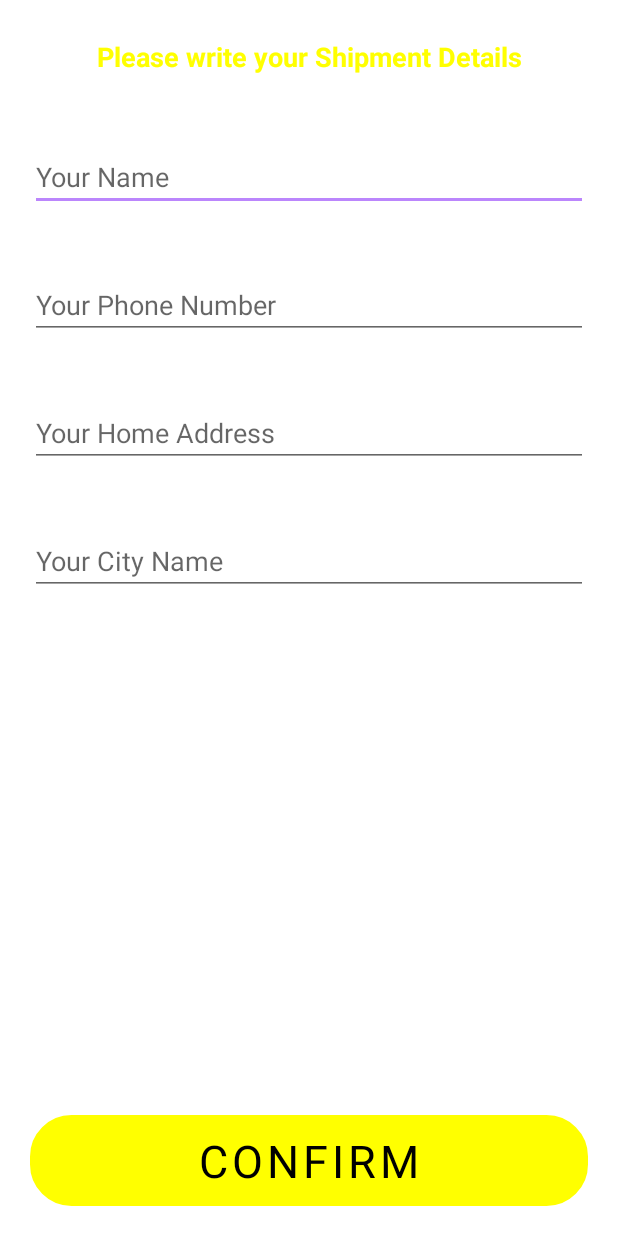
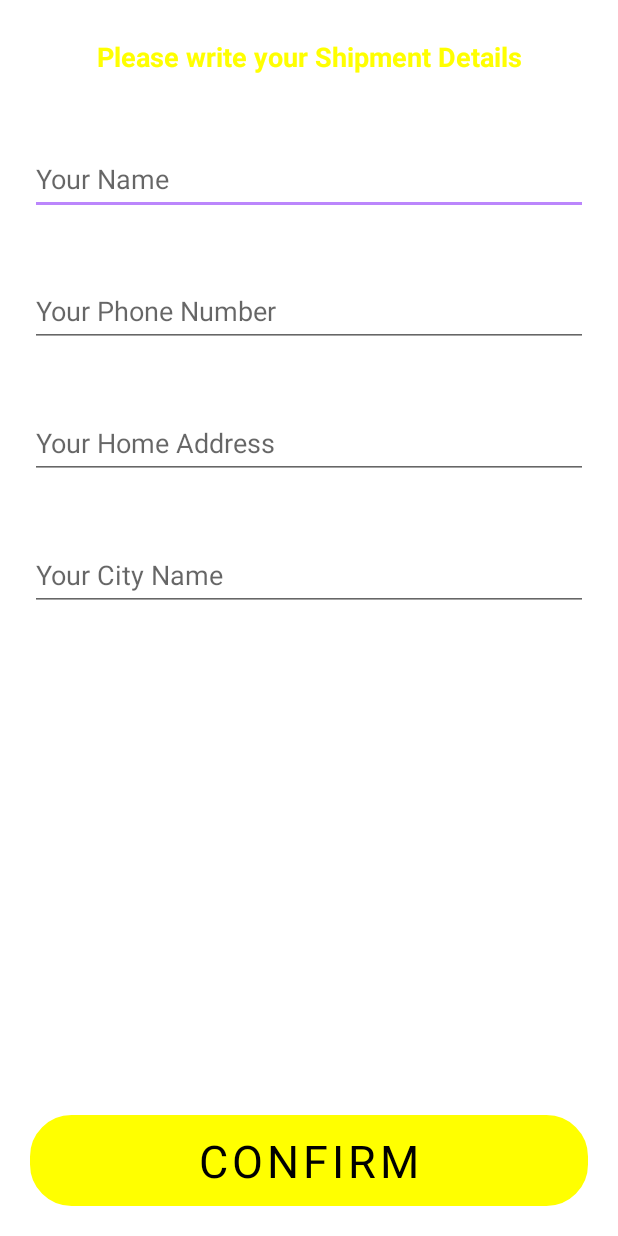
Before and after one commit to thisitham/Team-Oreo, an Android app: the ConfirmFinalOrderActivity screen opened directly, with no data from a screen before it, on a phone screen of 412 x 824 dp. Run offline under Robolectric (Android 15) with nearby library versions, the phone set to English and light mode, and no system bars; our stand-ins replace Firebase (no records; nobody signed in at launch, a user with empty details on screens opened directly); Roboto replaces fonts that are not available here.

Commit message:
Activities Updated

```diff
--- a/app/src/main/java/com/dhruva/shopping/AdminUserProductsActivity.java
+++ b/app/src/main/java/com/dhruva/shopping/AdminUserProductsActivity.java
@@ -51,6 +51,7 @@ public class AdminUserProductsActivity extends AppCompatActivity {
                 holder.txtProductQuantity.setText("Quantity = "+model.getQuantity());
                 holder.txtProductPrice.setText("Price = "+model.getPrice()+" Rs.");
                 holder.txtProductName.setText(model.getPname());
+                holder.txtProdctPerPrice.setText("Total Price = Rs." + ((Integer.valueOf(model.getPrice())))* Integer.valueOf(model.getQuantity()) );
             }
 
             @NonNull
--- a/app/src/main/java/com/dhruva/shopping/SettinsActivity.java
+++ b/app/src/main/java/com/dhruva/shopping/SettinsActivity.java
@@ -47,7 +47,7 @@ public class SettinsActivity extends AppCompatActivity {
     protected void onCreate(Bundle savedInstanceState) {
         super.onCreate(savedInstanceState);
         setContentView(R.layout.activity_settins);
-        storageProfilePrictureRef = FirebaseStorage.getInstance("https://ekart-cf358-default-rtdb.firebaseio.com/").getReference().child("Profile pictures");
+        storageProfilePrictureRef = FirebaseStorage.getInstance("gs://ekart-cf358.appspot.com").getReference().child("Profile pictures");
 
         profileImageView = (CircleImageView) findViewById(R.id.settings_profile_image);
         fullNameEditText = (EditText) findViewById(R.id.settings_full_name);
--- a/app/src/main/res/layout/activity_cart.xml
+++ b/app/src/main/res/layout/activity_cart.xml
@@ -20,10 +20,10 @@
             android:layout_width="match_parent"
             android:layout_height="wrap_content"
             android:layout_marginTop="10dp"
-            android:text="Total Price"
+            android:text="@string/total_price"
             android:textAlignment="center"
             android:textColor="@android:color/black"
-            android:textSize="20dp"
+            android:textSize="20sp"
 
             />
     </RelativeLayout>
--- a/app/src/main/res/layout/activity_confirm_final_order.xml
+++ b/app/src/main/res/layout/activity_confirm_final_order.xml
@@ -17,48 +17,52 @@
         android:textStyle="bold"
 
         />
+
     <EditText
         android:id="@+id/shippment_name"
         android:layout_width="match_parent"
         android:layout_height="wrap_content"
         android:layout_below="@+id/txt"
+        android:layout_marginLeft="20dp"
         android:layout_marginTop="20dp"
-        android:layout_marginLeft="20dp"
         android:layout_marginRight="20dp"
         android:hint="Your Name"
 
-        />
+        android:minHeight="48dp" />
+
     <EditText
         android:id="@+id/shippment_phone_number"
-        android:inputType="number"
         android:layout_width="match_parent"
         android:layout_height="wrap_content"
         android:layout_below="@+id/shippment_name"
+        android:layout_marginLeft="20dp"
         android:layout_marginTop="40dp"
-        android:layout_marginLeft="20dp"
         android:layout_marginRight="20dp"
         android:hint="Your Phone Number"
-        />
+        android:inputType="number"
+        android:minHeight="48dp" />
+
     <EditText
         android:id="@+id/shippment_address"
         android:layout_width="match_parent"
         android:layout_height="wrap_content"
         android:layout_below="@+id/shippment_phone_number"
+        android:layout_marginLeft="20dp"
         android:layout_marginTop="40dp"
-        android:layout_marginLeft="20dp"
         android:layout_marginRight="20dp"
         android:hint="Your Home Address"
-        />
+        android:minHeight="48dp" />
+
     <EditText
         android:id="@+id/shippment_city"
         android:layout_width="match_parent"
         android:layout_height="wrap_content"
         android:layout_below="@+id/shippment_address"
+        android:layout_marginLeft="20dp"
         android:layout_marginTop="40dp"
-        android:layout_marginLeft="20dp"
         android:layout_marginRight="20dp"
         android:hint="Your City Name"
-        />
+        android:minHeight="48dp" />
 
     <Button
         android:id="@+id/confirm_final_order_btn"
--- a/app/src/main/res/layout/activity_settins.xml
+++ b/app/src/main/res/layout/activity_settins.xml
@@ -84,6 +84,7 @@
         android:hint="Phone Number..."
         android:minHeight="48dp"
         android:padding="10dp"
+        android:textColor="@color/black"
         android:textColorHint="@color/black" />
 
     <EditText
@@ -96,6 +97,7 @@
         android:layout_marginEnd="15dp"
         android:layout_marginBottom="15dp"
         android:hint="Full Name..."
+        android:textColor="@color/black"
         android:minHeight="48dp"
         android:padding="10dp"
         android:textColorHint="@color/black" />
@@ -111,6 +113,7 @@
         android:layout_marginBottom="15dp"
         android:hint="Address..."
         android:minHeight="48dp"
+        android:textColor="@color/black"
         android:padding="10dp"
         android:textColorHint="@color/black" />
 </RelativeLayout>
--- a/app/src/main/res/layout/cart_items_layout.xml
+++ b/app/src/main/res/layout/cart_items_layout.xml
@@ -29,7 +29,7 @@
             android:layout_height="wrap_content"
             android:layout_below="@id/cart_product_name"
             android:layout_marginLeft="2dp"
-            android:layout_marginTop="12dp"
+
             android:gravity="start"
             android:text="Product Quantitiy"
             android:textColor="@color/colorPrimaryDark"
@@ -43,7 +43,7 @@
             android:layout_height="wrap_content"
             android:layout_below="@+id/cart_product_quantity"
             android:layout_marginLeft="2dp"
-            android:layout_marginTop="12dp"
+
             android:gravity="start"
             android:text="@string/per_item_price"
             android:textColor="@color/colorPrimaryDark"
@@ -56,7 +56,7 @@
             android:layout_height="wrap_content"
             android:layout_below="@+id/cart_product_price"
             android:layout_marginLeft="2dp"
-            android:layout_marginTop="12dp"
+
             android:gravity="start"
             android:text="@string/total_price"
             android:textColor="@color/colorPrimaryDark"
--- a/app/src/main/res/values/strings.xml
+++ b/app/src/main/res/values/strings.xml
@@ -66,4 +66,5 @@
     <string name="txthint">inquiry description</string>
 
 
+
 </resources>
```
Also changed, not shown: app/build.gradle (+7 -3 lines).
